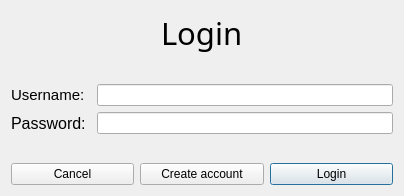
Alligraphic/BookShelf, file Login.ui: the form before one commit.
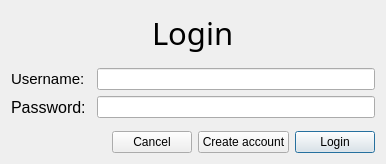
The form after the commit.

Commit message: made signup & login btns functional

The edit to the form file:
```diff
--- a/Login.ui
+++ b/Login.ui
@@ -6,8 +6,8 @@
    <rect>
     <x>0</x>
     <y>0</y>
-    <width>404</width>
-    <height>196</height>
+    <width>386</width>
+    <height>164</height>
    </rect>
   </property>
   <property name="windowTitle">
@@ -106,7 +106,14 @@
         <widget class="QLineEdit" name="lneUsrnm"/>
        </item>
        <item>
-        <widget class="QLineEdit" name="lnePass"/>
+        <widget class="QLineEdit" name="lnePass">
+         <property name="frame">
+          <bool>true</bool>
+         </property>
+         <property name="echoMode">
+          <enum>QLineEdit::Password</enum>
+         </property>
+        </widget>
        </item>
       </layout>
      </item>
@@ -127,6 +134,19 @@
    </item>
    <item>
     <layout class="QHBoxLayout" name="horizontalLayout_2">
+     <item>
+      <spacer name="horizontalSpacer_3">
+       <property name="orientation">
+        <enum>Qt::Horizontal</enum>
+       </property>
+       <property name="sizeHint" stdset="0">
+        <size>
+         <width>40</width>
+         <height>20</height>
+        </size>
+       </property>
+      </spacer>
+     </item>
      <item>
       <widget class="QPushButton" name="btnCncl">
        <property name="text">
```
The commit also changes 12 other files.
